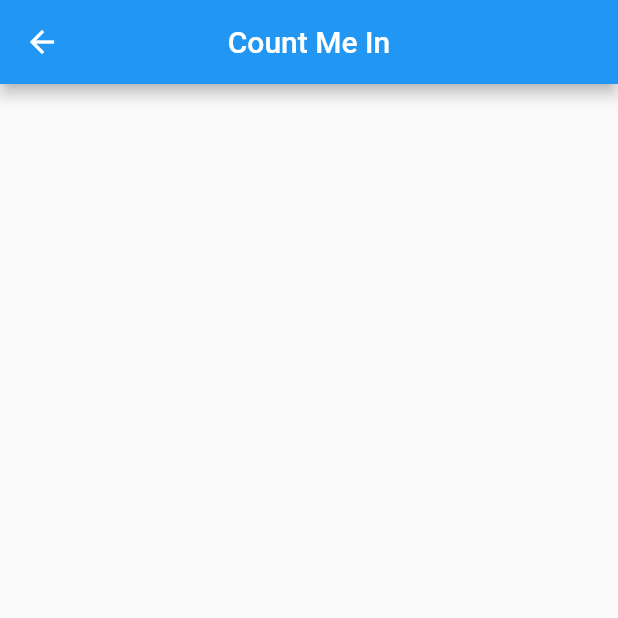
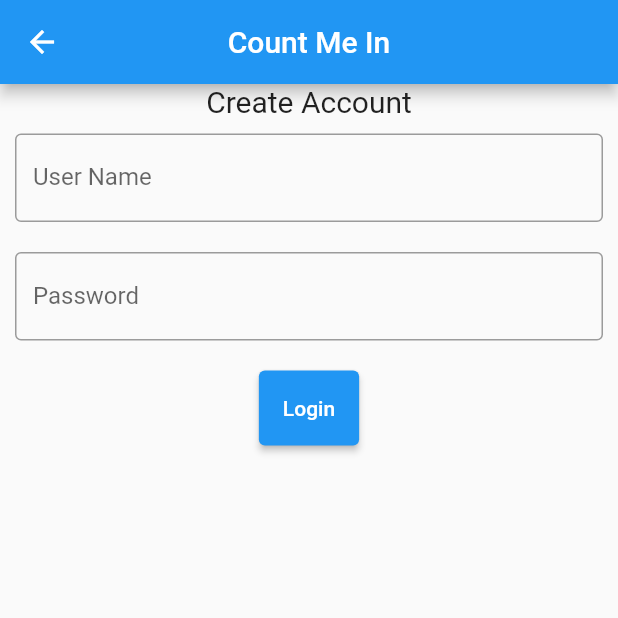
Before and after one commit to CSE-21/count-me-in, a Flutter app: the RegistrationScreen screen opened by its route, on a phone screen of 412 x 824 dp, the top half of it. Run offline on Flutter 3.47's test engine with Material 2 defaults, Android fonts, the light colour scheme and no system bars; our stand-ins replace qr_flutter, supabase_flutter; missing offline and left inert: mobile_scanner; accounts and stored records are empty.

Commit message:
updated register screen

```diff
--- a/lib/main.dart
+++ b/lib/main.dart
@@ -1,18 +1,19 @@
 import 'package:count_me_in/screens/profPanel.dart';
 import 'package:count_me_in/screens/qrgen.dart';
 import 'package:flutter/material.dart';
+import 'package:supabase_flutter/supabase_flutter.dart';
 
 import 'screens/home.dart';
 import 'screens/logReg.dart';
 import 'screens/login.dart';
 import 'screens/qrscan.dart';
 import 'screens/register.dart';
-import 'package:supabase_flutter/supabase_flutter.dart';
 
 Future<void> main() async {
   await Supabase.initialize(
     url: 'https://fglvdaywknlafogfwewm.supabase.co',
-    anonKey: 'eyJhbGciOiJIUzI1NiIsInR5cCI6IkpXVCJ9.eyJpc3MiOiJzdXBhYmFzZSIsInJlZiI6ImZnbHZkYXl3a25sYWZvZ2Z3ZXdtIiwicm9sZSI6ImFub24iLCJpYXQiOjE2NzcwMDY1MjksImV4cCI6MTk5MjU4MjUyOX0.Q4ePoigtKqXT95M0acZBEE_PDHTQOBnFBYEbh_cy-v8',
+    anonKey:
+        'eyJhbGciOiJIUzI1NiIsInR5cCI6IkpXVCJ9.eyJpc3MiOiJzdXBhYmFzZSIsInJlZiI6ImZnbHZkYXl3a25sYWZvZ2Z3ZXdtIiwicm9sZSI6ImFub24iLCJpYXQiOjE2NzcwMDY1MjksImV4cCI6MTk5MjU4MjUyOX0.Q4ePoigtKqXT95M0acZBEE_PDHTQOBnFBYEbh_cy-v8',
   );
 
   runApp(MyApp());
@@ -32,10 +33,10 @@ class MyApp extends StatelessWidget {
         '/register': (context) => RegistrationScreen(),
         '/home': (context) => HomeScreen(),
         '/qr': (context) => QR(),
-        '/profPanel': (context)=>ProfPanel(),
-        '/qrgen': (context)=>qrgen(),
+        '/profPanel': (context) => ProfPanel(),
+        '/qrgen': (context) => qrgen(),
       },
-      title: 'Flutter Demo',
+      title: '',
       theme: ThemeData(
         // This is the theme of your application.
         //
--- a/lib/screens/logReg.dart
+++ b/lib/screens/logReg.dart
@@ -46,7 +46,9 @@ class _LogRegisterState extends State<LogRegister> {
               width: 220,
               height: 60,
               child: ElevatedButton(
-                onPressed: () {},
+                onPressed: () {
+                  Navigator.pushNamed(context, "/register");
+                },
                 child: Text("Register"),
                 style: ElevatedButton.styleFrom(
                   backgroundColor: Colors.blueAccent,
--- a/lib/screens/login.dart
+++ b/lib/screens/login.dart
@@ -8,8 +8,8 @@ class LoginScreen extends StatefulWidget {
 }
 
 class _LoginScreenState extends State<LoginScreen> {
-  var username = "";
-  var password = "";
+  var _username = "";
+  var _password = "";
 
   @override
   Widget build(BuildContext context) {
@@ -43,7 +43,7 @@ class _LoginScreenState extends State<LoginScreen> {
               padding: const EdgeInsets.all(10),
               child: TextField(
                 onChanged: (value) {
-                  username = value;
+                  _username = value;
                 },
                 decoration: const InputDecoration(
                   border: OutlineInputBorder(),
@@ -55,7 +55,7 @@ class _LoginScreenState extends State<LoginScreen> {
               padding: const EdgeInsets.fromLTRB(10, 10, 10, 0),
               child: TextField(
                 onChanged: (value) {
-                  password = value;
+                  _password = value;
                 },
                 obscureText: true,
                 decoration: const InputDecoration(
--- a/lib/screens/register.dart
+++ b/lib/screens/register.dart
@@ -8,13 +8,68 @@ class RegistrationScreen extends StatefulWidget {
 }
 
 class _RegistrationScreenState extends State<RegistrationScreen> {
+  var _username = "";
+  var _password = "";
   @override
   Widget build(BuildContext context) {
     return Scaffold(
-      appBar: AppBar(
-        title: Text("Count Me In"),
-        centerTitle: true,
-      ),
-    );
+        appBar: AppBar(
+          title: Text("Count Me In"),
+          centerTitle: true,
+        ),
+        body: Container(
+          child: Column(
+            children: [
+              Text(
+                "Create Account",
+                style: TextStyle(fontSize: 20),
+              ),
+              Container(
+                padding: const EdgeInsets.all(10),
+                child: TextField(
+                  onChanged: (value) {
+                    _username = value;
+                  },
+                  decoration: const InputDecoration(
+                    border: OutlineInputBorder(),
+                    labelText: 'User Name',
+                  ),
+                ),
+              ),
+              Container(
+                padding: const EdgeInsets.fromLTRB(10, 10, 10, 0),
+                child: TextField(
+                  onChanged: (value) {
+                    _password = value;
+                  },
+                  obscureText: true,
+                  decoration: const InputDecoration(
+                    border: OutlineInputBorder(),
+                    labelText: 'Password',
+                  ),
+                ),
+              ),
+              // TextButton(
+              //   onPressed: () {
+              //     //forgot password screen
+              //   },
+              //   child: const Text(
+              //     'Forgot Password?',
+              //   ),
+              // ),
+              SizedBox(
+                height: 20,
+              ),
+              Container(
+                height: 50,
+                padding: const EdgeInsets.fromLTRB(10, 0, 10, 0),
+                child: ElevatedButton(
+                  child: const Text('Login'),
+                  onPressed: () {},
+                ),
+              ),
+            ],
+          ),
+        ));
   }
 }
```
Also changed, not shown: pubspec.lock.
